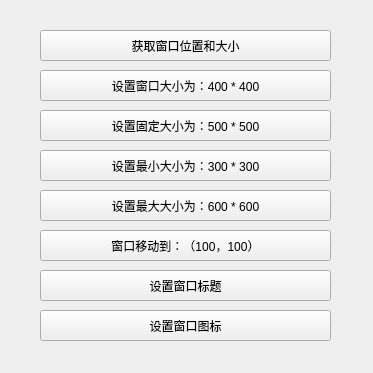
The window that a05_QWidget/subwidget.ui (yushuishu/qt-basic-learning) describes before a commit, drawn with Qt 5.
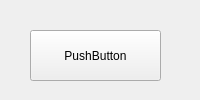
The same window after the commit.

The edit to the form file:
```diff
--- a/a05_QWidget/subwidget.ui
+++ b/a05_QWidget/subwidget.ui
@@ -6,8 +6,8 @@
    <rect>
     <x>0</x>
     <y>0</y>
-    <width>373</width>
-    <height>373</height>
+    <width>200</width>
+    <height>100</height>
    </rect>
   </property>
   <property name="windowTitle">
@@ -16,105 +16,14 @@
   <widget class="QPushButton" name="btnGetSize">
    <property name="geometry">
     <rect>
-     <x>40</x>
+     <x>30</x>
      <y>30</y>
-     <width>291</width>
-     <height>31</height>
+     <width>131</width>
+     <height>51</height>
     </rect>
    </property>
    <property name="text">
-    <string>获取窗口位置和大小</string>
-   </property>
-  </widget>
-  <widget class="QPushButton" name="btnSetSize">
-   <property name="geometry">
-    <rect>
-     <x>40</x>
-     <y>70</y>
-     <width>291</width>
-     <height>31</height>
-    </rect>
-   </property>
-   <property name="text">
-    <string>设置窗口大小为：400 * 400</string>
-   </property>
-  </widget>
-  <widget class="QPushButton" name="btnSetFixedSize">
-   <property name="geometry">
-    <rect>
-     <x>40</x>
-     <y>110</y>
-     <width>291</width>
-     <height>31</height>
-    </rect>
-   </property>
-   <property name="text">
-    <string>设置固定大小为：500 * 500</string>
-   </property>
-  </widget>
-  <widget class="QPushButton" name="btnSetMinSize">
-   <property name="geometry">
-    <rect>
-     <x>40</x>
-     <y>150</y>
-     <width>291</width>
-     <height>31</height>
-    </rect>
-   </property>
-   <property name="text">
-    <string>设置最小大小为：300 * 300</string>
-   </property>
-  </widget>
-  <widget class="QPushButton" name="btnSetMaxSize">
-   <property name="geometry">
-    <rect>
-     <x>40</x>
-     <y>190</y>
-     <width>291</width>
-     <height>31</height>
-    </rect>
-   </property>
-   <property name="text">
-    <string>设置最大大小为：600 * 600</string>
-   </property>
-  </widget>
-  <widget class="QPushButton" name="btnMove">
-   <property name="geometry">
-    <rect>
-     <x>40</x>
-     <y>230</y>
-     <width>291</width>
-     <height>31</height>
-    </rect>
-   </property>
-   <property name="text">
-    <string>窗口移动到：（100，100）</string>
-   </property>
-  </widget>
-  <widget class="QPushButton" name="btnSetTitle">
-   <property name="geometry">
-    <rect>
-     <x>40</x>
-     <y>270</y>
-     <width>291</width>
-     <height>31</height>
-    </rect>
-   </property>
-   <property name="text">
-    <string>设置窗口标题</string>
-   </property>
-  </widget>
-  <widget class="QPushButton" name="btnSetIcon">
-   <property name="geometry">
-    <rect>
-     <x>40</x>
-     <y>310</y>
-     <width>291</width>
-     <height>31</height>
-    </rect>
-   </property>
-   <property name="text">
-    <string>设置窗口图标</string>
+    <string>PushButton</string>
    </property>
   </widget>
  </widget>
```
Left out of the diff: 2 changed lines with no effect on the pictures.
